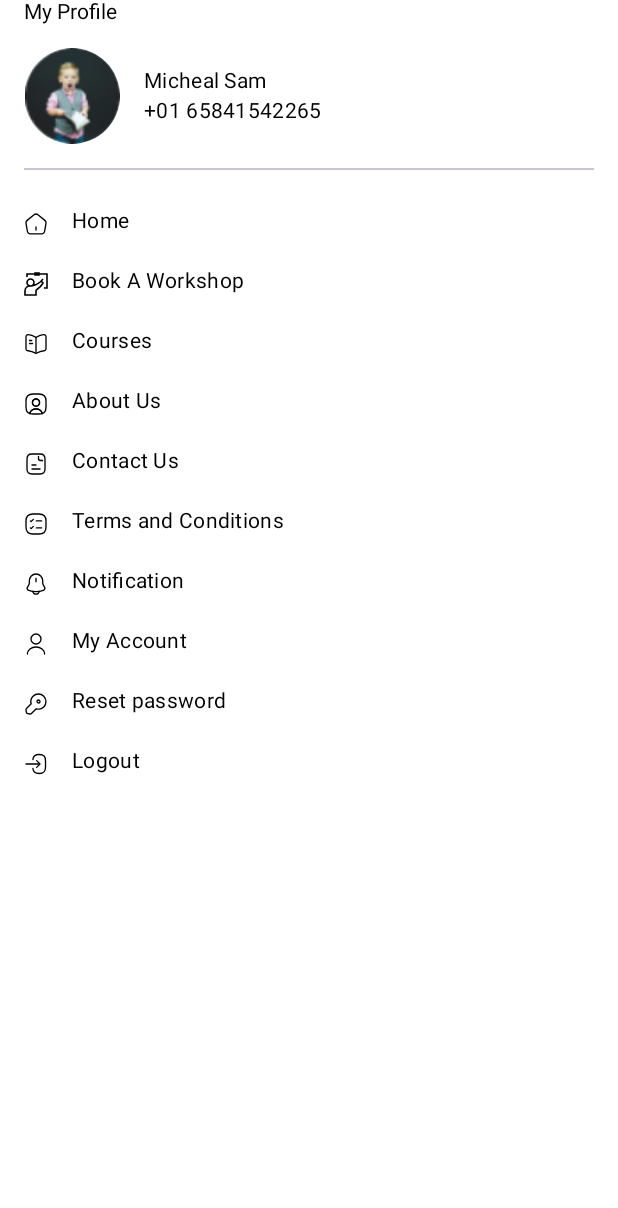
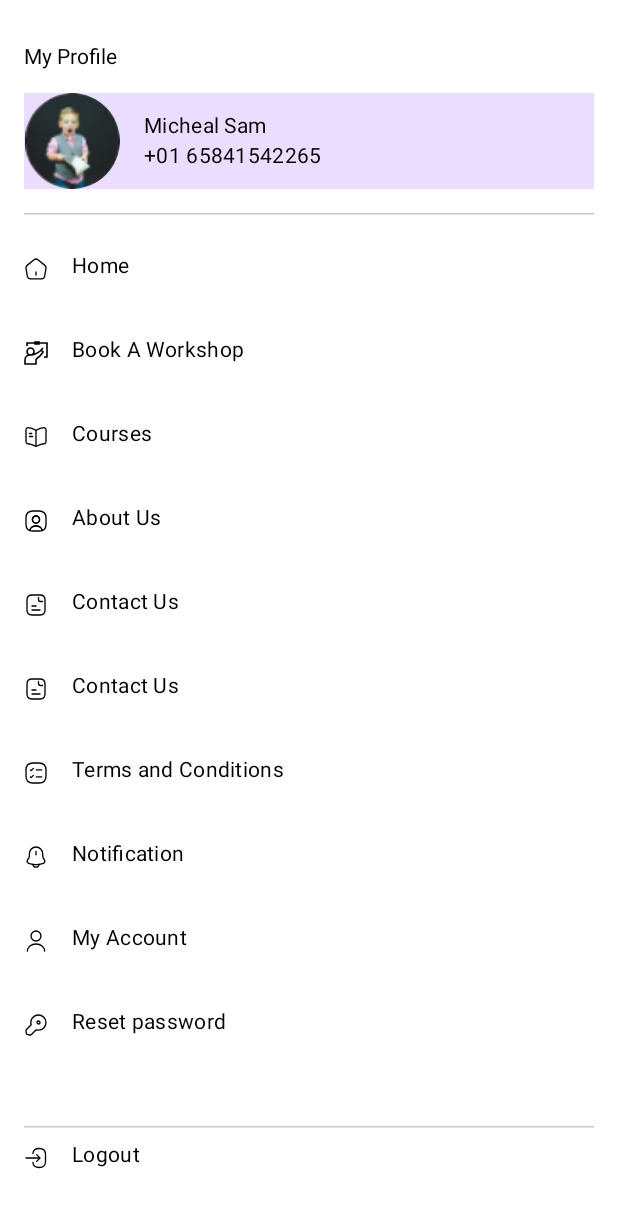
Before and after one commit to Aman-pandey07/Financial_Litracy_App, an Android app built with Jetpack Compose: the @Preview function LeftNavigationDrawerPreview, on a phone screen of 412 x 824 dp. Shown: the top 1208 px of the screen. Run offline under Robolectric (Android 15) with nearby library versions, the phone set to English and light mode, and no system bars.

Commit message:
bookworkshop work left

```diff
--- a/app/src/main/java/com/aman/financial_litracy_app/MainActivity.kt
+++ b/app/src/main/java/com/aman/financial_litracy_app/MainActivity.kt
@@ -13,6 +13,7 @@ import com.aman.financial_litracy_app.courses.CourseListScreen
 import com.aman.financial_litracy_app.homescreen.NotificationScreen
 import com.aman.financial_litracy_app.leftnavigationdrawer.AboutUsScreen
 import com.aman.financial_litracy_app.leftnavigationdrawer.ContactUsScreen
+import com.aman.financial_litracy_app.leftnavigationdrawer.LeftNavigationDrawer
 import com.aman.financial_litracy_app.leftnavigationdrawer.TermsAndConditionScreen
 import com.aman.financial_litracy_app.loginregistration.SelectClass
 import com.aman.financial_litracy_app.loginregistration.SignupStart
@@ -33,7 +34,7 @@ class MainActivity : ComponentActivity() {
 //                Surface(color = MaterialTheme.colorScheme.background) {
 //                    App()
 //                }
-                SelectClass()
+                LeftNavigationDrawer()
             }
         }
     }
--- a/app/src/main/java/com/aman/financial_litracy_app/leftnavigationdrawer/AboutUsScreen.kt
+++ b/app/src/main/java/com/aman/financial_litracy_app/leftnavigationdrawer/AboutUsScreen.kt
@@ -60,7 +60,7 @@ fun AboutUsScreen() {
                         .padding(5.dp)
                         .align(Alignment.CenterHorizontally)
                 )
-                HorizontalDivider()
+                HorizontalDivider(thickness = 5.dp, modifier = Modifier.padding(horizontal = 10.dp))
                 InfoCard(title = "Unmatched service", content = "Support corporate clients and financial investors with their growth strategy and international development.")
                 InfoCard(title = "Specific", content = "ConsultUs’ core expertise lies in the ability to support our clients in understanding, analysing and executing commercial and investment strategies in specific markets.")
                 InfoCard(title = "Experience", content = "Experience in working with and assisting a wide range of clients from international corporations to small/medium-sized businesses, from large corporate debt providers to mid-market private equity investors.")
@@ -73,7 +73,7 @@ fun AboutUsScreen() {
                         .padding(5.dp)
                         .align(Alignment.CenterHorizontally)
                 )
-                HorizontalDivider()
+                HorizontalDivider(thickness = 5.dp, modifier = Modifier.padding(horizontal = 10.dp))
 
                 InfoCard(title = "Specific", content = "ConsultUs’ core expertise lies in the ability to support our clients in understanding, analysing and executing commercial and investment strategies in specific markets.")
                 InfoCard(title = "Experience", content = "Experience in working with and assisting a wide range of clients from international corporations to small/medium-sized businesses, from large corporate debt providers to mid-market private equity investors.")
--- a/app/src/main/java/com/aman/financial_litracy_app/leftnavigationdrawer/LeftNavigationDrawer.kt
+++ b/app/src/main/java/com/aman/financial_litracy_app/leftnavigationdrawer/LeftNavigationDrawer.kt
@@ -1,17 +1,21 @@
 package com.aman.financial_litracy_app.leftnavigationdrawer
 
 
+import android.widget.Space
 import androidx.compose.foundation.Image
+import androidx.compose.foundation.background
 import androidx.compose.foundation.clickable
 import androidx.compose.foundation.layout.Column
 import androidx.compose.foundation.layout.Row
 import androidx.compose.foundation.layout.Spacer
 import androidx.compose.foundation.layout.fillMaxSize
 import androidx.compose.foundation.layout.fillMaxWidth
+import androidx.compose.foundation.layout.height
 import androidx.compose.foundation.layout.padding
 import androidx.compose.foundation.layout.size
 import androidx.compose.foundation.shape.CircleShape
 import androidx.compose.material3.Divider
+import androidx.compose.material3.HorizontalDivider
 import androidx.compose.material3.Icon
 import androidx.compose.material3.MaterialTheme
 import androidx.compose.material3.Text
@@ -19,6 +23,7 @@ import androidx.compose.runtime.Composable
 import androidx.compose.ui.Alignment
 import androidx.compose.ui.Modifier
 import androidx.compose.ui.draw.clip
+import androidx.compose.ui.graphics.Color
 import androidx.compose.ui.res.painterResource
 import androidx.compose.ui.tooling.preview.Preview
 import androidx.compose.ui.unit.dp
@@ -30,13 +35,16 @@ fun LeftNavigationDrawer() {
         modifier = Modifier
             .fillMaxSize()
             .padding(horizontal = 16.dp)
+            .background(color = Color.White)
     ) {
+        Spacer(modifier = Modifier.height(30.dp))
         Text(text = "My Profile", modifier = Modifier.fillMaxWidth())
         // Profile details section
         Row(
             modifier = Modifier
                 .fillMaxWidth()
                 .padding(vertical = 16.dp)
+                .background(color = MaterialTheme.colorScheme.primaryContainer)
         ) {
             // Profile image
             Image(
@@ -62,25 +70,30 @@ fun LeftNavigationDrawer() {
                     style = MaterialTheme.typography.bodyMedium
                 )
             }
+
         }
 
         // Navigation options
-        Divider()
+        HorizontalDivider()
         Column(
             modifier = Modifier
                 .fillMaxWidth()
                 .padding(vertical = 16.dp)
         ) {
-            NavigationItem(icon = R.drawable.home_icon, text = "Home")
-            NavigationItem(icon = R.drawable.book_icon, text = "Book A Workshop")
-            NavigationItem(icon = R.drawable.courses_icon, text = "Courses")
-            NavigationItem(icon = R.drawable.about_us_icon, text = "About Us")
-            NavigationItem(icon = R.drawable.contact_us_icon, text = "Contact Us")
-            NavigationItem(icon = R.drawable.terms_and_conditions_icon, text = "Terms and Conditions")
-            NavigationItem(icon = R.drawable.notification_icon, text = "Notification")
-            NavigationItem(icon = R.drawable.my_account_icon, text = "My Account")
-            NavigationItem(icon = R.drawable.reset_password_icon, text = "Reset password")
-            NavigationItem(icon = R.drawable.logout_icon, text = "Logout")
+            NavigationItem(icon = R.drawable.home_icon, text = "Home", onClick = { /* Handle home click */ })
+            NavigationItem(icon = R.drawable.book_icon, text = "Book A Workshop",onClick = { /* Handle home click */ })
+            NavigationItem(icon = R.drawable.courses_icon, text = "Courses",onClick = { /* Handle home click */ })
+            NavigationItem(icon = R.drawable.about_us_icon, text = "About Us",onClick = { /* Handle home click */ })
+            NavigationItem(icon = R.drawable.contact_us_icon, text = "Contact Us",onClick = { /* Handle home click */ })
+            NavigationItem(icon = R.drawable.contact_us_icon, text = "Contact Us",onClick = { /* Handle home click */ })
+            NavigationItem(icon = R.drawable.terms_and_conditions_icon, text = "Terms and Conditions",onClick = { /* Handle home click */ })
+            NavigationItem(icon = R.drawable.notification_icon, text = "Notification",onClick = { /* Handle home click */ })
+            NavigationItem(icon = R.drawable.my_account_icon, text = "My Account",onClick = { /* Handle home click */ })
+            NavigationItem(icon = R.drawable.reset_password_icon, text = "Reset password",onClick = { /* Handle home click */ })
+
+            Spacer(modifier = Modifier.weight(1f))
+            HorizontalDivider()
+            NavigationItem(icon = R.drawable.logout_icon, text = "Logout",onClick = { /* Handle home click */ })
         }
     }
 }
@@ -95,12 +108,13 @@ fun LeftNavigationDrawerPreview() {
     LeftNavigationDrawer()
 }
 @Composable
-fun NavigationItem(icon: Int, text: String) {
+fun NavigationItem(icon: Int, text: String,onClick: () -> Unit ) {
     Row(
         modifier = Modifier
             .fillMaxWidth()
             .padding(vertical = 8.dp)
-            .clickable { }
+            .clickable {onClick }
+            .size(40.dp)
     ) {
 
         Icon(
--- a/app/src/main/java/com/aman/financial_litracy_app/leftnavigationdrawer/TermsAndConditionScreen.kt
+++ b/app/src/main/java/com/aman/financial_litracy_app/leftnavigationdrawer/TermsAndConditionScreen.kt
@@ -48,7 +48,7 @@ fun TermsAndConditionScreen() {
         },
         content = {
             Column(modifier = Modifier
-                .padding(it)
+                .padding(it).padding(10.dp)
                 .verticalScroll(rememberScrollState())) {
                 Text(
                     text = "last updated on 01/05/2024",
@@ -57,7 +57,7 @@ fun TermsAndConditionScreen() {
                         .padding(5.dp)
                         .align(Alignment.CenterHorizontally)
                 )
-                HorizontalDivider()
+                HorizontalDivider(thickness = 5.dp, modifier = Modifier.padding(horizontal = 10.dp))
                 TextCard(title = "1. Clause 1", content = "The sun dappled through the leaves as I strolled along the winding path. Birdsong filled the air, and the gentle breeze carried the sweet scent of wildflowers. A gentle smile crept across my face as I savored the tranquility of the moment.")
                 TextCard(title = "2. Clause 2", content = "The sun dappled through the leaves as I strolled along the winding path. Birdsong filled the air, and the gentle breeze carried the sweet scent of wildflowers. A gentle smile crept across my face as I savored the tranquility of the moment.")
                 TextCard(title = "3. Clause 3", content = "The sun dappled through the leaves as I strolled along the winding path. Birdsong filled the air, and the gentle breeze carried the sweet scent of wildflowers. A gentle smile crept across my face as I savored the tranquility of the moment.")
```
Also changed, not shown: app/src/main/java/com/aman/financial_litracy_app/leftnavigationdrawer/BookAWorkshopScreen.kt (added, +204 -0 lines), app/src/main/res/drawable/ic_workshop.xml (added, +11 -0 lines).
